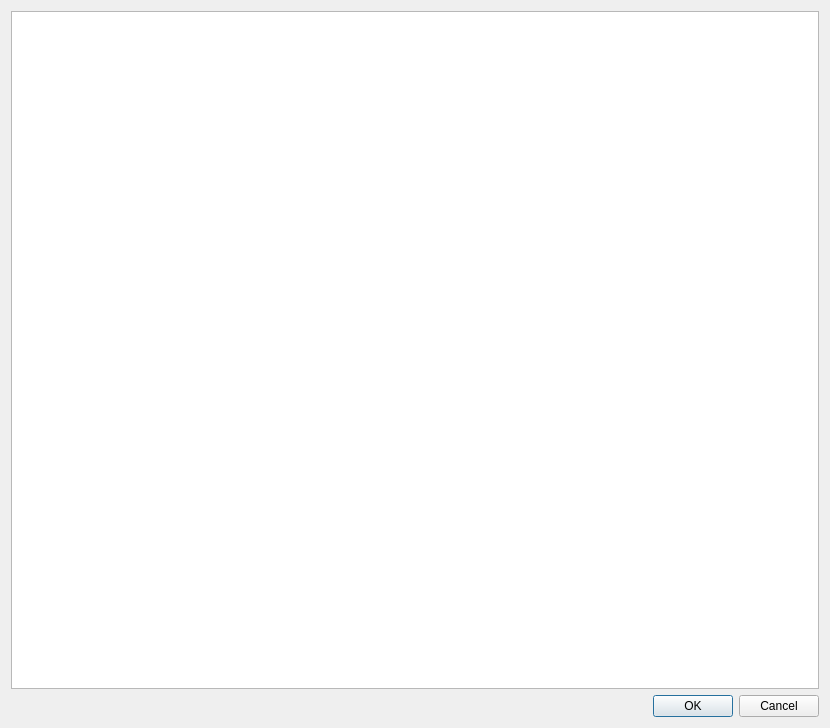
veyon/veyon, file plugins/ldap/LdapBrowseDialog.ui: the form before one commit.
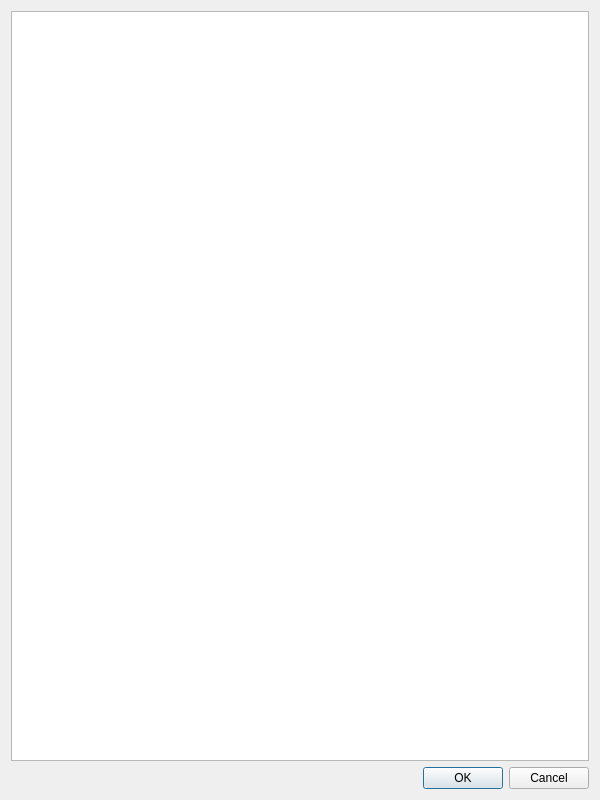
The form after the commit.

Commit message:
LDAP: LdapBrowseDialog: use LdapBrowseModel
This reimplements LdapBrowseDialog using the new LdapBrowseModel class
allowing to browse objects or their attributes.

Patch:
```diff
--- a/plugins/ldap/LdapBrowseDialog.ui
+++ b/plugins/ldap/LdapBrowseDialog.ui
@@ -1,13 +1,13 @@
 <?xml version="1.0" encoding="UTF-8"?>
 <ui version="4.0">
  <class>LdapBrowseDialog</class>
- <widget class="QWidget" name="LdapBrowseDialog">
+ <widget class="QDialog" name="LdapBrowseDialog">
   <property name="geometry">
    <rect>
     <x>0</x>
     <y>0</y>
-    <width>830</width>
-    <height>728</height>
+    <width>600</width>
+    <height>800</height>
    </rect>
   </property>
   <property name="windowTitle">
@@ -15,7 +15,23 @@
   </property>
   <layout class="QVBoxLayout">
    <item>
-    <widget class="QTreeView" name="treeView"/>
+    <widget class="QTreeView" name="treeView">
+     <property name="iconSize">
+      <size>
+       <width>32</width>
+       <height>32</height>
+      </size>
+     </property>
+     <property name="uniformRowHeights">
+      <bool>true</bool>
+     </property>
+     <property name="animated">
+      <bool>true</bool>
+     </property>
+     <attribute name="headerVisible">
+      <bool>false</bool>
+     </attribute>
+    </widget>
    </item>
    <item>
     <widget class="QDialogButtonBox" name="buttonBox">
```
Left out of the diff: 35 changed lines with no effect on the pictures. The commit also changes 2 other files.
